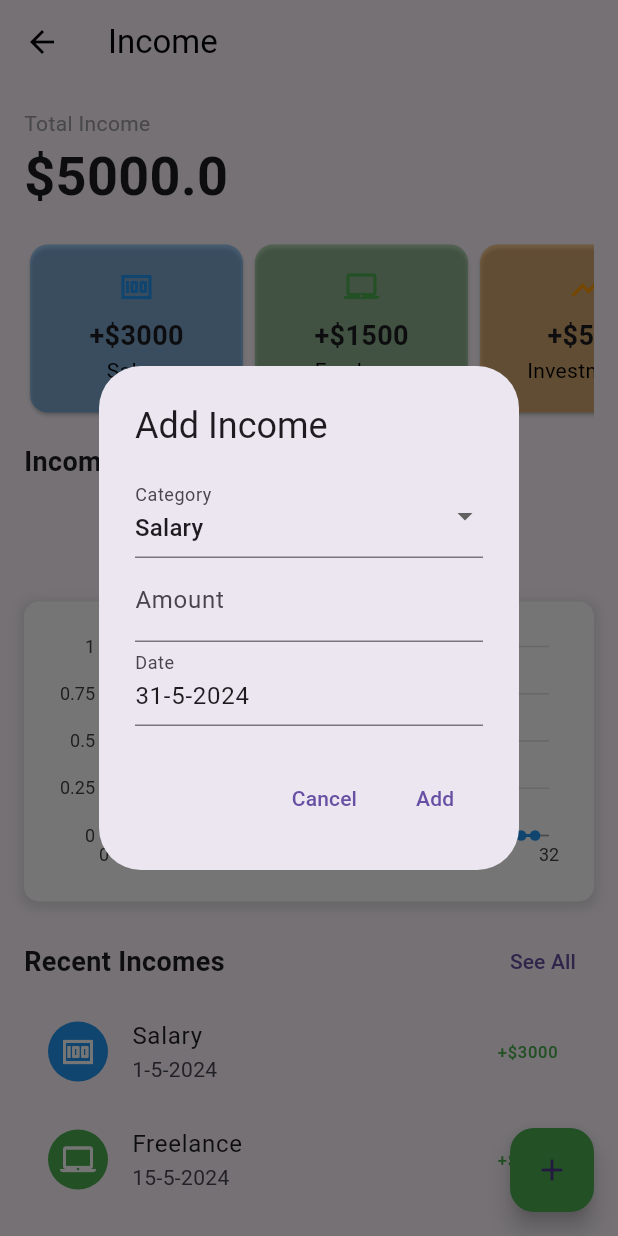
After one commit to VinChriZ/MoneyManager, a Flutter app: the IncomePage screen opened directly, after a tap on the "add" icon, on a phone screen of 412 x 824 dp. The commit adds this screen. Run offline on Flutter 3.47's test engine with Material 3 defaults, Android fonts, the light colour scheme and no system bars; our stand-ins replace charts_flutter, flutter_speed_dial, font_awesome_flutter.

Commit message:
Penambahan Income
Graph masih bug, beberapa tombol masih gak bisa ditekan.

```diff
--- /dev/null
+++ b/lib/income.dart
@@ -0,0 +1,514 @@
+import 'package:flutter/material.dart';
+import 'package:font_awesome_flutter/font_awesome_flutter.dart';
+import 'package:charts_flutter/flutter.dart' as charts;
+
+class IncomePage extends StatefulWidget {
+  @override
+  _IncomePageState createState() => _IncomePageState();
+}
+
+class IncomeData {
+  final int day;
+  int amount;
+
+  IncomeData(this.day, this.amount);
+}
+
+class _IncomePageState extends State<IncomePage> {
+  int _currentMonth = DateTime.now().month;
+
+  List<Map<String, dynamic>> incomes = [
+    {
+      'category': 'Salary',
+      'amount': '+\$3000',
+      'time': '1-5-2024',
+      'icon': Icons.money,
+      'color': Colors.blue
+    },
+    {
+      'category': 'Freelance',
+      'amount': '+\$1500',
+      'time': '15-5-2024',
+      'icon': Icons.laptop_mac,
+      'color': Colors.green
+    },
+    {
+      'category': 'Investments',
+      'amount': '+\$500',
+      'time': '20-5-2024',
+      'icon': Icons.show_chart,
+      'color': Colors.orange
+    },
+  ];
+
+  double totalIncome = 5000;
+
+  List<charts.Series<int, int>> data = [
+    charts.Series<int, int>(
+      id: 'Income',
+      colorFn: (_, __) => charts.MaterialPalette.blue.shadeDefault,
+      domainFn: (int income, _) => income,
+      measureFn: (int income, _) => income,
+      data: List.generate(31, (index) => 0),
+    ),
+  ];
+
+  void _addIncome(
+      String category, double amount, String time, IconData icon, Color color) {
+    setState(() {
+      incomes.add({
+        'category': category,
+        'amount': '+\$$amount',
+        'time': time,
+        'icon': icon,
+        'color': color,
+      });
+      totalIncome += amount;
+      _updateChartData();
+    });
+  }
+
+  void _updateChartData() {
+    // Compute new data for the graph using the updated list of incomes
+    List<int> newData = List.generate(31, (index) => 0);
+
+    // Loop through each income entry and update the data accordingly
+    for (var income in incomes) {
+      // Extract day from the income entry (assuming time is in the format "1st May")
+      var day = int.tryParse(
+          income['time'].split(' ')[0].replaceAll(RegExp(r'\D'), ''));
+
+      // Increment the data for that day by the amount of income
+      if (day != null && day >= 1 && day <= 31) {
+        newData[day - 1] += int.parse(income['amount'].substring(2));
+      }
+    }
+
+    // Update the chart data
+    setState(() {
+      data = [
+        charts.Series<int, int>(
+          id: 'Income',
+          colorFn: (_, __) => charts.MaterialPalette.blue.shadeDefault,
+          domainFn: (int income, _) =>
+              income + 1, // Adding 1 to index to match day numbers
+          measureFn: (int income, _) => newData[income],
+          data: List.generate(
+              31, (index) => index), // Generate indices from 0 to 30
+        ),
+      ];
+    });
+  }
+
+  void _updateChartDataForMonth(int month) {
+    List<int> newData = List.generate(31, (index) => 0);
+
+    for (var income in incomes) {
+      var day = int.tryParse(
+          income['time'].split(' ')[0].replaceAll(RegExp(r'\D'), ''));
+      var incomeMonth = int.tryParse(
+          income['time'].split(' ')[1].replaceAll(RegExp(r'\D'), ''));
+
+      if (day != null && day >= 1 && day <= 31 && incomeMonth == month) {
+        newData[day - 1] += int.parse(income['amount'].substring(2));
+      }
+    }
+
+    setState(() {
+      data = [
+        charts.Series<int, int>(
+          id: 'Income',
+          colorFn: (_, __) => charts.MaterialPalette.blue.shadeDefault,
+          domainFn: (int income, _) => income + 1,
+          measureFn: (int income, _) => newData[income],
+          data: List.generate(31, (index) => index),
+        ),
+      ];
+    });
+  }
+
+  void _showPreviousMonth() {
+    setState(() {
+      if (_currentMonth > 1) {
+        _currentMonth--;
+      } else {
+        _currentMonth = 12;
+      }
+      _updateChartDataForMonth(_currentMonth);
+    });
+  }
+
+  void _showNextMonth() {
+    setState(() {
+      if (_currentMonth < 12) {
+        _currentMonth++;
+      } else {
+        _currentMonth = 1;
+      }
+      _updateChartDataForMonth(_currentMonth);
+    });
+  }
+
+  void _showAddIncomeDialog() {
+    String category = 'Salary';
+    double amount = 0.0;
+    String time =
+        "${DateTime.now().day}-${DateTime.now().month}-${DateTime.now().year}"; // Set default date to today
+    String customCategory = '';
+    IconData icon = Icons.money;
+    Color color = Colors.blue;
+
+    final Map<String, Map<String, dynamic>> categories = {
+      'Salary': {'icon': Icons.money, 'color': Colors.blue},
+      'Freelance': {'icon': Icons.laptop_mac, 'color': Colors.green},
+      'Investments': {'icon': Icons.show_chart, 'color': Colors.orange},
+      'Gifts': {'icon': Icons.card_giftcard, 'color': Colors.purple},
+      'Rent': {'icon': Icons.home, 'color': Colors.brown},
+      'Other': {'icon': Icons.category, 'color': Colors.grey},
+    };
+
+    Future<void> _selectDate(BuildContext context, StateSetter setState) async {
+      final DateTime? picked = await showDatePicker(
+        context: context,
+        initialDate: DateTime.now(),
+        firstDate: DateTime(2000),
+        lastDate: DateTime(2101),
+      );
+      if (picked != null && picked != DateTime.now()) {
+        setState(() {
+          time = "${picked.day}-${picked.month}-${picked.year}";
+        });
+      }
+    }
+
+    showDialog(
+      context: context,
+      builder: (context) {
+        return AlertDialog(
+          title: Text('Add Income'),
+          content: StatefulBuilder(
+            builder: (BuildContext context, StateSetter setState) {
+              return Column(
+                mainAxisSize: MainAxisSize.min,
+                children: [
+                  DropdownButtonFormField<String>(
+                    value: category,
+                    items: categories.keys.map((String category) {
+                      return DropdownMenuItem<String>(
+                        value: category,
+                        child: Text(category),
+                      );
+                    }).toList(),
+                    onChanged: (value) {
+                      setState(() {
+                        category = value!;
+                        icon = categories[category]!['icon'] as IconData;
+                        color = categories[category]!['color'] as Color;
+                      });
+                    },
+                    decoration: InputDecoration(labelText: 'Category'),
+                  ),
+                  if (category == 'Other')
+                    TextField(
+                      decoration: InputDecoration(labelText: 'Custom Category'),
+                      onChanged: (value) {
+                        customCategory = value;
+                      },
+                    ),
+                  TextField(
+                    decoration: InputDecoration(
+                      labelText: 'Amount',
+                      suffixText: '\$',
+                    ),
+                    keyboardType: TextInputType.number,
+                    onChanged: (value) {
+                      try {
+                        amount = double.parse(value);
+                      } catch (e) {
+                        amount = 0.0;
+                      }
+                    },
+                  ),
+                  TextField(
+                    decoration: InputDecoration(
+                      labelText: 'Date',
+                    ),
+                    controller: TextEditingController(text: time),
+                    readOnly: true,
+                    onTap: () => _selectDate(context, setState),
+                  ),
+                ],
+              );
+            },
+          ),
+          actions: [
+            TextButton(
+              onPressed: () {
+                Navigator.of(context).pop();
+              },
+              child: Text('Cancel'),
+            ),
+            TextButton(
+              onPressed: () {
+                if ((category != 'Other' ||
+                        (category == 'Other' && customCategory.isNotEmpty)) &&
+                    time.isNotEmpty &&
+                    amount > 0) {
+                  _addIncome(category == 'Other' ? customCategory : category,
+                      amount, time, icon, color);
+                  Navigator.of(context).pop();
+                } else {
+                  // Show an alert if the form is not complete
+                  showDialog(
+                    context: context,
+                    builder: (context) {
+                      return AlertDialog(
+                        title: Text('Error'),
+                        content:
+                            Text('Please fill in all fields with valid data'),
+                        actions: [
+                          TextButton(
+                            onPressed: () {
+                              Navigator.of(context).pop();
+                            },
+                            child: Text('OK'),
+                          ),
+                        ],
+                      );
+                    },
+                  );
+                }
+              },
+              child: Text('Add'),
+            ),
+          ],
+        );
+      },
+    );
+  }
+
+  @override
+  Widget build(BuildContext context) {
+    return Scaffold(
+      appBar: AppBar(
+        backgroundColor: Colors.transparent,
+        elevation: 0,
+        title: Text('Income', style: TextStyle(color: Colors.black)),
+        iconTheme: IconThemeData(color: Colors.black),
+      ),
+      body: SingleChildScrollView(
+        child: Padding(
+          padding: const EdgeInsets.all(16.0),
+          child: Column(
+            crossAxisAlignment: CrossAxisAlignment.start,
+            children: [
+              Text('Total Income', style: TextStyle(color: Colors.grey)),
+              Text('\$$totalIncome',
+                  style: TextStyle(fontSize: 36, fontWeight: FontWeight.bold)),
+              SizedBox(height: 16.0),
+              _buildIncomeSummary(),
+              SizedBox(height: 16.0),
+              Text('Income Frequency',
+                  style: TextStyle(fontSize: 18, fontWeight: FontWeight.bold)),
+              SizedBox(height: 16.0),
+              Row(
+                mainAxisAlignment: MainAxisAlignment.center,
+                children: [
+                  ElevatedButton(
+                    onPressed: _showPreviousMonth,
+                    child: Text('Previous'),
+                  ),
+                  SizedBox(width: 16.0),
+                  ElevatedButton(
+                    onPressed: _showNextMonth,
+                    child: Text('Next'),
+                  ),
+                ],
+              ),
+              SizedBox(height: 16.0),
+              _buildIncomeFrequencyGraph(),
+              SizedBox(height: 16.0),
+              _buildRecentIncomes(),
+              SizedBox(height: 16.0),
+            ],
+          ),
+        ),
+      ),
+      floatingActionButton: FloatingActionButton(
+        onPressed: _showAddIncomeDialog,
+        child: Icon(Icons.add),
+        backgroundColor: Colors.green,
+      ),
+    );
+  }
+
+  Widget _buildIncomeSummary() {
+    // Group incomes by category
+    Map<String, double> categoryAmounts = {};
+    incomes.forEach((income) {
+      String category = income['category'] as String;
+      double amount = double.parse(income['amount']!.substring(2));
+      if (categoryAmounts.containsKey(category)) {
+        categoryAmounts[category] = categoryAmounts[category]! + amount;
+      } else {
+        categoryAmounts[category] = amount;
+      }
+    });
+
+    // Sort categories by amount
+    var sortedCategories = categoryAmounts.entries.toList()
+      ..sort((a, b) => b.value.compareTo(a.value));
+
+    return SizedBox(
+      height: 120, // Specify the height of the income summary section
+      child: ListView.builder(
+        scrollDirection: Axis.horizontal,
+        itemCount: sortedCategories.length,
+        itemBuilder: (context, index) {
+          final category = sortedCategories[index].key;
+          final amount = sortedCategories[index].value;
+          return SizedBox(
+            width: 150, // Specify the width of each income card
+            child: _buildSummaryCard(
+              category,
+              '+\$${amount.toStringAsFixed(0)}', // Format without decimal places
+              _getCategoryColor(category),
+              _getCategoryIcon(category),
+            ),
+          );
+        },
+      ),
+    );
+  }
+
+  Color _getCategoryColor(String category) {
+    // Define colors for each category
+    Map<String, Color> categoryColors = {
+      'Salary': Colors.blue,
+      'Freelance': Colors.green,
+      'Investments': Colors.orange,
+      'Gifts': Colors.purple,
+      'Rent': Colors.brown,
+      'Other': Colors.grey,
+    };
+    // Return color based on category
+    return categoryColors[category] ?? Colors.grey;
+  }
+
+  IconData _getCategoryIcon(String category) {
+    // Define icons for each category
+    Map<String, IconData> categoryIcons = {
+      'Salary': Icons.money,
+      'Freelance': Icons.laptop_mac,
+      'Investments': Icons.show_chart,
+      'Gifts': Icons.card_giftcard,
+      'Rent': Icons.home,
+      'Other': Icons.category,
+    };
+    // Return icon based on category
+    return categoryIcons[category] ?? Icons.category;
+  }
+
+  Widget _buildSummaryCard(
+      String title, String amount, Color color, IconData icon) {
+    return Card(
+      color: color.withOpacity(0.4),
+      child: Padding(
+        padding: const EdgeInsets.all(16.0),
+        child: Column(
+          children: [
+            FaIcon(icon, color: color),
+            SizedBox(height: 8.0),
+            Text(amount,
+                style: TextStyle(fontSize: 18, fontWeight: FontWeight.bold)),
+            Text(title, style: TextStyle(color: Colors.black)),
+          ],
+        ),
+      ),
+    );
+  }
+
+  Widget _buildIncomeFrequencyGraph() {
+    List<charts.Series<IncomeData, int>> series = [
+      charts.Series<IncomeData, int>(
+        id: "Income",
+        data: _generateIncomeData(),
+        domainFn: (IncomeData income, _) => income.day,
+        measureFn: (IncomeData income, _) => income.amount,
+        colorFn: (_, __) => charts.MaterialPalette.blue.shadeDefault,
+      )
+    ];
+
+    return Container(
+      height: 200.0,
+      padding: EdgeInsets.all(16.0),
+      decoration: BoxDecoration(
+        color: Colors.white,
+        borderRadius: BorderRadius.circular(10.0),
+        boxShadow: [
+          BoxShadow(
+            color: Colors.grey.withOpacity(0.3),
+            spreadRadius: 2,
+            blurRadius: 5,
+            offset: Offset(0, 2),
+          ),
+        ],
+      ),
+      child: charts.LineChart(
+        series,
+        animate: true,
+        defaultRenderer: charts.LineRendererConfig(
+          includePoints: true,
+        ),
+      ),
+    );
+  }
+
+  List<IncomeData> _generateIncomeData() {
+    List<IncomeData> incomeData =
+        List.generate(31, (index) => IncomeData(index + 1, 0));
+
+    // Loop through each income entry and update the data accordingly
+    for (var income in incomes) {
+      // Extract day from the income entry (assuming time is in the format "1st May")
+      var day = int.tryParse(
+        income['time'].split(' ')[0].replaceAll(RegExp(r'\D'), ''),
+      );
+
+      // Increment the data for that day by the amount of income
+      if (day != null && day >= 1 && day <= 31) {
+        incomeData[day - 1].amount += int.parse(income['amount'].substring(2));
+      }
+    }
+
+    return incomeData;
+  }
+
+  Widget _buildRecentIncomes() {
+    return Column(
+      crossAxisAlignment: CrossAxisAlignment.start,
+      children: [
+        Row(
+          mainAxisAlignment: MainAxisAlignment.spaceBetween,
+          children: [
+            Text('Recent Incomes',
+                style: TextStyle(fontSize: 18, fontWeight: FontWeight.bold)),
+            TextButton(onPressed: () {}, child: Text('See All')),
+          ],
+        ),
+        ...incomes.map((income) {
+          return ListTile(
+            leading: CircleAvatar(
+              backgroundColor: income['color'] as Color,
+              child: Icon(income['icon'] as IconData, color: Colors.white),
+            ),
+            title: Text(income['category'] as String),
+            subtitle: Text(income['time'] as String),
+            trailing: Text(income['amount'] as String,
+                style: TextStyle(color: Colors.green)),
+          );
+        }).toList(),
+      ],
+    );
+  }
+}
--- a/lib/main.dart
+++ b/lib/main.dart
@@ -2,6 +2,7 @@ import 'package:flutter/material.dart';
 import 'package:flutter_moneymanager/home.dart';
 import 'package:flutter_moneymanager/login.dart';
 import 'package:flutter_moneymanager/profile.dart';
+import 'package:flutter_moneymanager/income.dart';
 import 'package:flutter_speed_dial/flutter_speed_dial.dart';
 
 void main() {
@@ -78,7 +79,10 @@ class _MainState extends State<Main> {
             backgroundColor: Colors.green,
             label: 'Income',
             onTap: () {
-              // Handle income action
+              Navigator.push(
+                context,
+                MaterialPageRoute(builder: (context) => IncomePage()),
+              );
             },
           ),
           SpeedDialChild(
```
